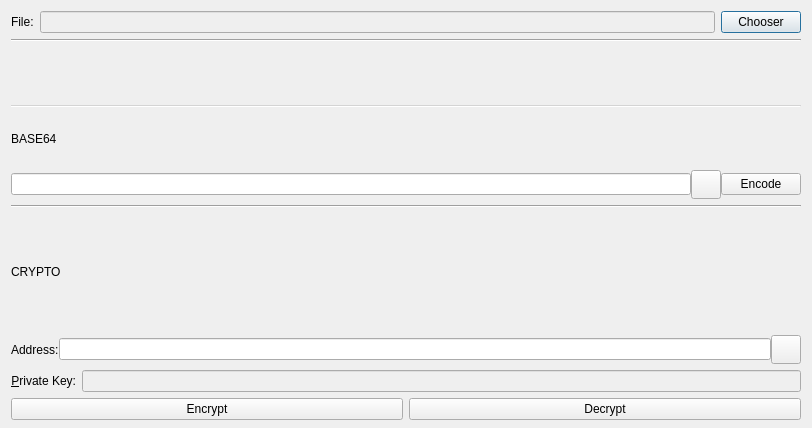
Above: src/qt/forms/encryptdecryptdialog.ui from mceme/ImageCoin before the change. Below: the same form after it.
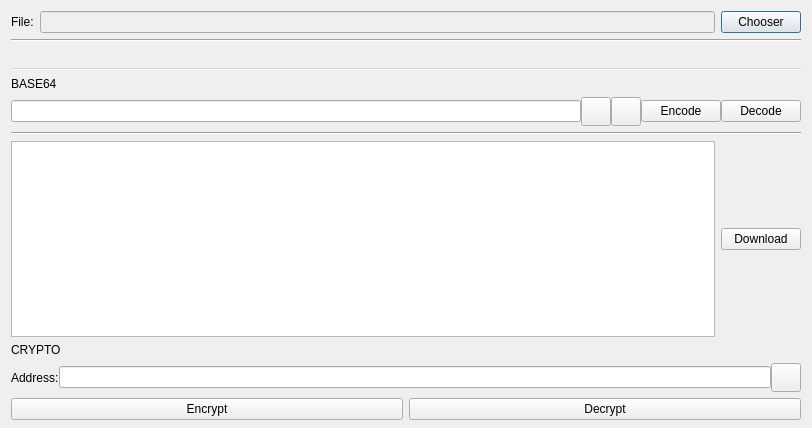
That is the form after the change. Custom widgets are drawn as their Qt base class.

What changed in the file:
```diff
--- a/src/qt/forms/encryptdecryptdialog.ui
+++ b/src/qt/forms/encryptdecryptdialog.ui
@@ -16,7 +16,7 @@
   <property name="autoFillBackground">
    <bool>true</bool>
   </property>
-  <layout class="QVBoxLayout" name="verticalLayout" stretch="0,0,0,0,0,0,0,0,0">
+  <layout class="QVBoxLayout" name="verticalLayout" stretch="0,0,0,0,0,0,0,0,0,0">
    <property name="bottomMargin">
     <number>8</number>
    </property>
@@ -225,6 +225,19 @@
        </property>
       </widget>
      </item>
+     <item>
+      <widget class="QToolButton" name="pasteEncodedButton">
+       <property name="text">
+        <string/>
+       </property>
+       <property name="iconSize">
+        <size>
+         <width>22</width>
+         <height>22</height>
+        </size>
+       </property>
+      </widget>
+     </item>
      <item>
       <widget class="QToolButton" name="copyEncodedButton">
        <property name="toolTip">
@@ -248,6 +261,13 @@
        </property>
       </widget>
      </item>
+     <item>
+      <widget class="QPushButton" name="decodebase64Button">
+       <property name="text">
+        <string>Decode</string>
+       </property>
+      </widget>
+     </item>
     </layout>
    </item>
    <item>
@@ -257,6 +277,20 @@
      </property>
     </widget>
    </item>
+   <item>
+    <layout class="QHBoxLayout" name="_2">
+     <item>
+      <widget class="QGraphicsView" name="graphicsView"/>
+     </item>
+     <item>
+      <widget class="QPushButton" name="cmdShowSave">
+       <property name="text">
+        <string>Download</string>
+       </property>
+      </widget>
+     </item>
+    </layout>
+   </item>
    <item>
     <layout class="QVBoxLayout" name="VerLayout">
      <item>
@@ -317,33 +351,6 @@
      </item>
     </layout>
    </item>
-   <item>
-    <layout class="QHBoxLayout" name="horizontalLayout">
-     <item>
-      <widget class="QLabel" name="labellLabel">
-       <property name="text">
-        <string>&amp;Private Key:</string>
-       </property>
-       <property name="alignment">
-        <set>Qt::AlignRight|Qt::AlignTrailing|Qt::AlignVCenter</set>
-       </property>
-       <property name="buddy">
-        <cstring>addAsLabel</cstring>
-       </property>
-      </widget>
-     </item>
-     <item>
-      <widget class="QLineEdit" name="addAsLabel">
-       <property name="enabled">
-        <bool>false</bool>
-       </property>
-       <property name="toolTip">
-        <string>Key of encryption for file</string>
-       </property>
-      </widget>
-     </item>
-    </layout>
-   </item>
    <item>
     <layout class="QHBoxLayout" name="HorLayout">
      <item>
```
Left out of the diff: 3 changed lines with no effect on the pictures.
